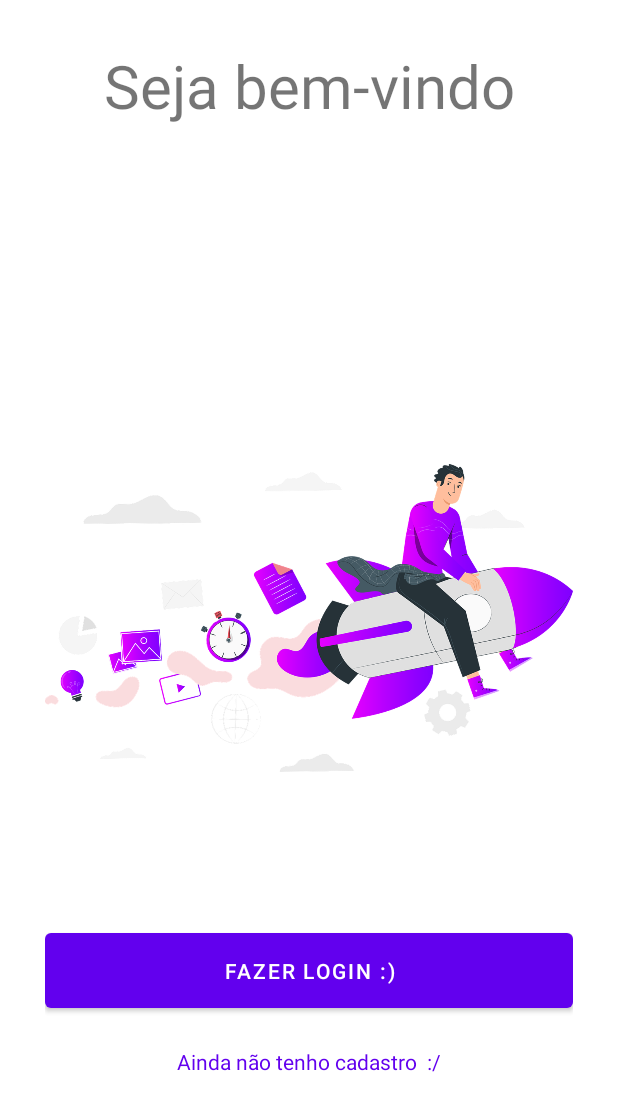
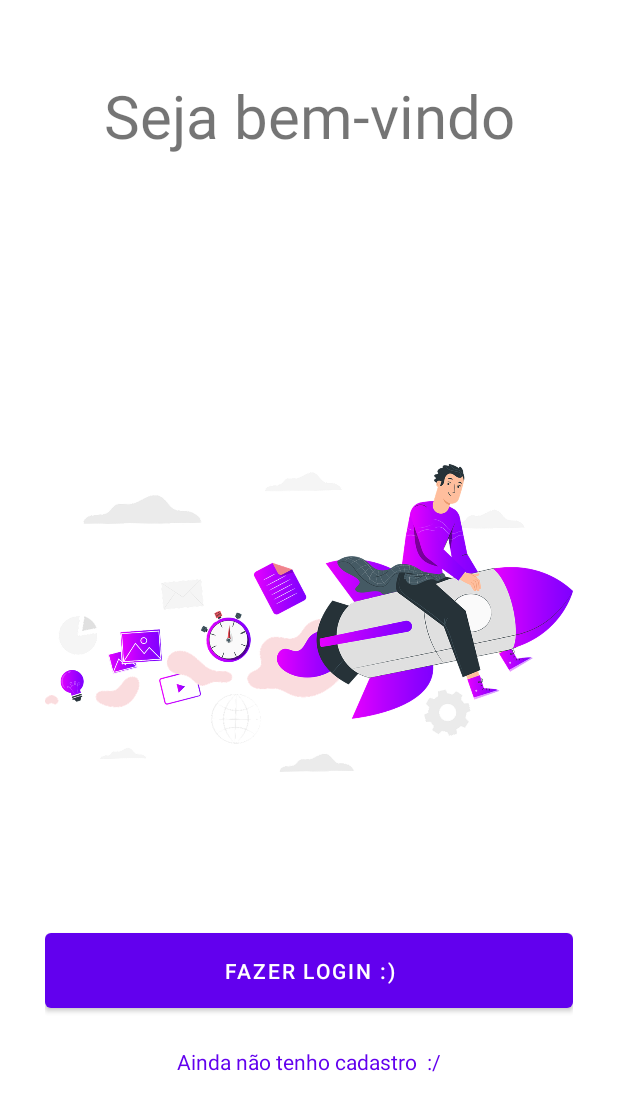
Before and after one commit to MaluRibeiro08/PPDM_SAS1_cadastro_clientes, an Android app: the screen it shows after launch (MainActivity), on a phone screen of 412 x 824 dp. Shown: the top 1111 px of the screen. Run offline under Robolectric (Android 15) with nearby library versions, the phone set to English and light mode, and no system bars.

Commit message:
Pequena mudança de layout

```diff
--- a/app/app/src/main/res/layout/activity_main.xml
+++ b/app/app/src/main/res/layout/activity_main.xml
@@ -13,7 +13,8 @@
         android:layout_width="match_parent"
         android:layout_height="0dp"
         android:layout_weight="1"
-        android:orientation="vertical">
+        android:orientation="vertical"
+        android:paddingTop="20dp">
         <TextView
             android:layout_width="match_parent"
             android:layout_height="wrap_content"
```
